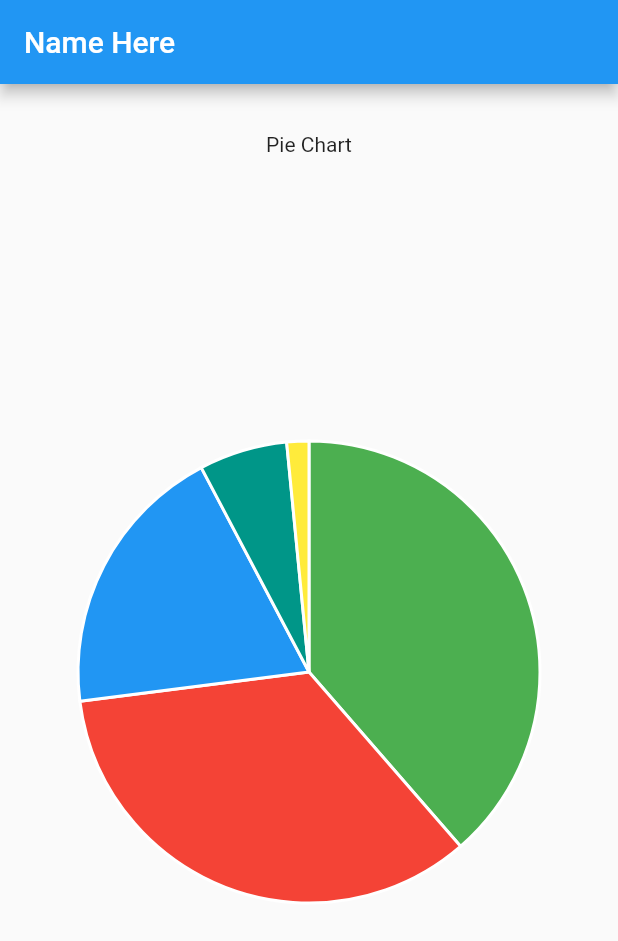
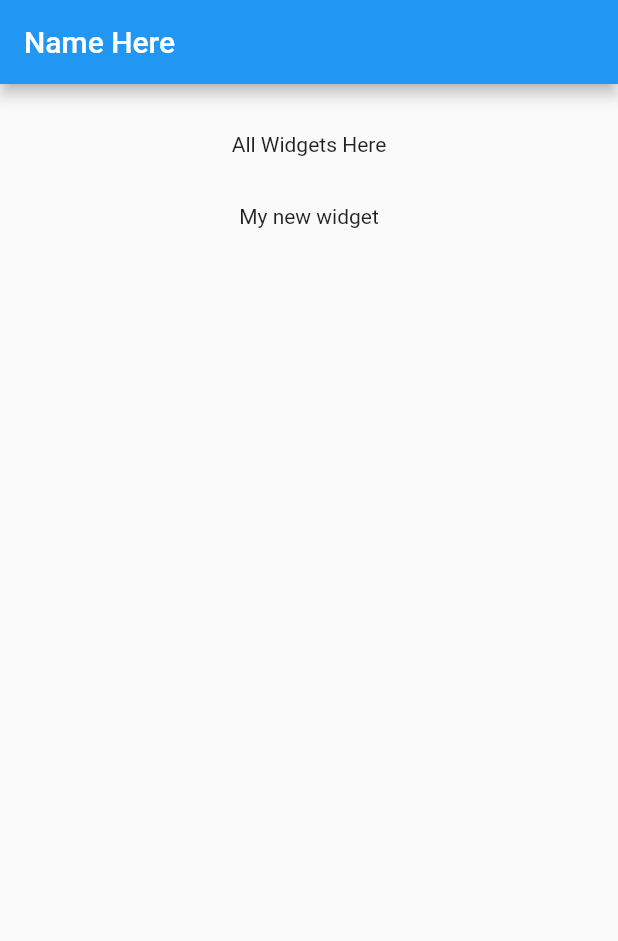
Before and after one commit to MrAnsheff/nn, a Flutter app: the screen it shows after launch, on a phone screen of 412 x 824 dp. Shown: the top 941 px of the screen. Run offline on Flutter 3.47's test engine with Material 2 defaults, Android fonts, the phone set to English and light mode, and no system bars.

Commit message:
StatelessWidget Example

```diff
--- a/lib/main.dart
+++ b/lib/main.dart
@@ -1,6 +1,5 @@
 import 'package:flutter/material.dart';
-import 'dart:math';
-import 'package:charts_flutter/flutter.dart' as charts;
+import 'mywidget.dart';
 
 void main() {
   runApp(new MaterialApp(
@@ -13,41 +12,7 @@ class MyApp extends StatefulWidget {
   State createState() => new _State();
 }
 
-class Sales{
-  int year;
-  int sales;
-  charts.Color color;
-  Sales(this.year, this.sales, this.color);
-}
-
 class _State extends State<MyApp> {
-  List<Sales> _data;
-  List<charts.Series<Sales, int>> _chartData;
-
-  @override
-    void initState() {
-      // TODO: implement initState
-      _makeData();
-    }
-
-  _makeData(){
-    _chartData = new List<charts.Series<Sales, int>>();
-    _data = <Sales>[
-      new Sales(0, 100, charts.MaterialPalette.green.shadeDefault),
-      new Sales(1, 89, charts.MaterialPalette.red.shadeDefault),
-      new Sales(2, 50, charts.MaterialPalette.blue.shadeDefault),
-      new Sales(3, 16, charts.MaterialPalette.teal.shadeDefault),
-      new Sales(4, 4, charts.MaterialPalette.yellow.shadeDefault),
-    ];
-
-    _chartData.add(new charts.Series(
-      id: "sales",
-      data: _data,
-      domainFn: (Sales sale,__) => sale.year,
-      measureFn: (Sales sale,__) => sale.sales,
-      colorFn: (Sales sale,__) => sale.color,
-    ));
-  }
   @override
   Widget build(BuildContext context) {
     return new Scaffold(
@@ -59,8 +24,8 @@ class _State extends State<MyApp> {
         child: new Center(
           child: new Column(
             children: <Widget>[
-              new Text('Pie Chart'),
-              new Expanded(child: new charts.PieChart(_chartData, animate: true, animationDuration: new Duration(seconds: 6),)),
+              new Text('All Widgets Here'),
+              new MyWidget(),
             ],
           ),
         ),
--- /dev/null
+++ b/lib/mywidget.dart
@@ -0,0 +1,10 @@
+import 'package:flutter/material.dart';
+
+class MyWidget extends StatelessWidget{
+  build(context){
+    return new Container(
+      padding: new EdgeInsets.all(32.0),
+      child: new Text('My new widget'),
+    );
+  }
+}
```
